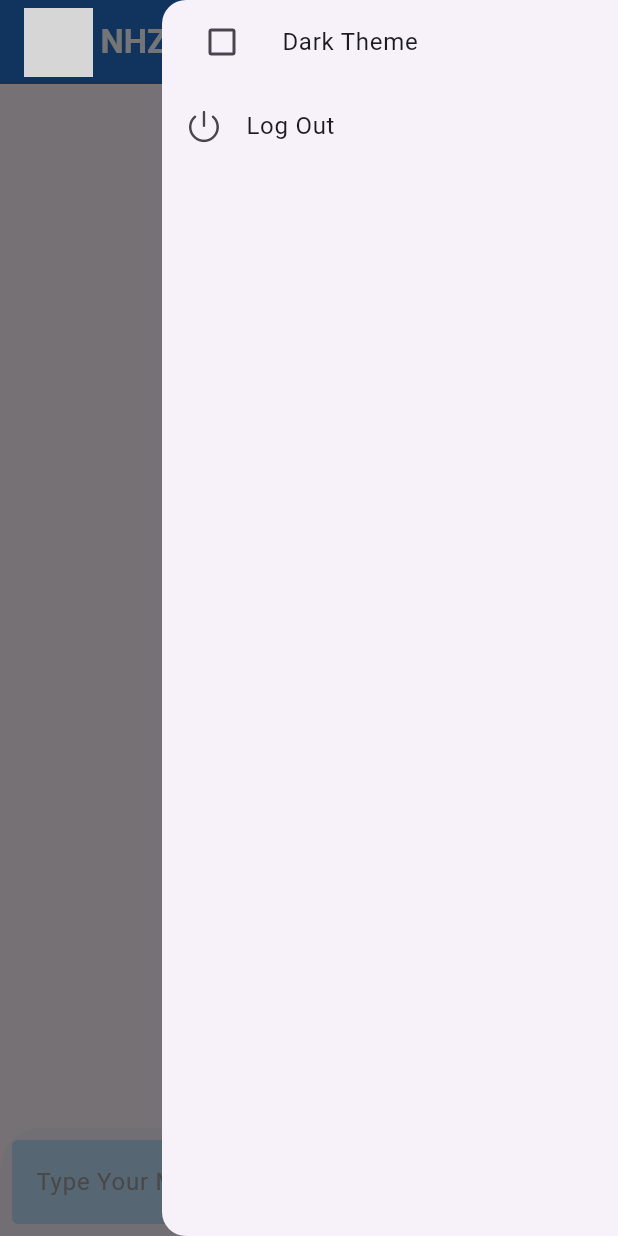
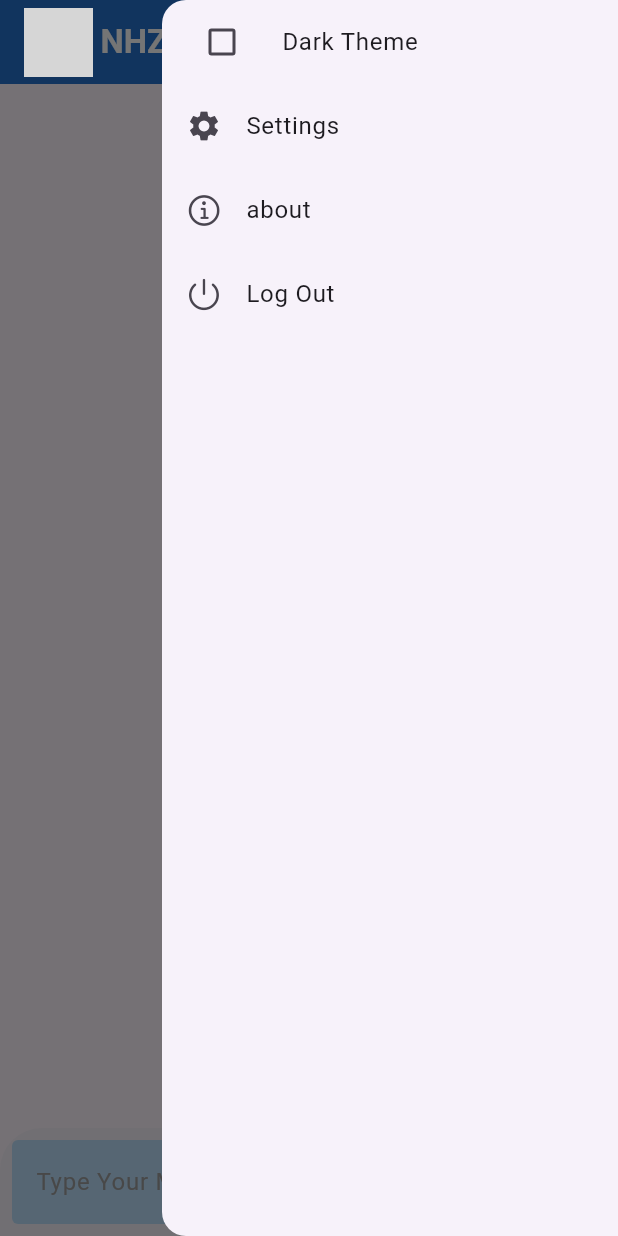
Before and after one commit to saefoclash1997/nhz, a Flutter app: the screen it shows once a user with an empty profile is signed in, with the side drawer open, on a phone screen of 412 x 824 dp. Run offline on Flutter 3.47's test engine with Material 3 defaults, Android fonts, the phone set to English and light mode, and no system bars; our stand-ins replace animated_text_kit, awesome_dialog, cloud_firestore, firebase_auth, firebase_core, flutter_spinkit; missing offline and left inert: neon_widgets; accounts and stored records are empty; grey boxes are pictures that could not be loaded.

Commit message:
massive edits

```diff
--- /dev/null
+++ b/lib/components/custom_theme_data.dart
@@ -0,0 +1,38 @@
+import 'package:flutter/material.dart';
+
+ThemeData kLightTheme = ThemeData.light().
+copyWith(
+    appBarTheme:AppBarTheme(
+      iconTheme: ThemeData().iconTheme.copyWith(color: Colors.white),
+      backgroundColor: Colors.blue.shade700,
+      elevation: 12.0,
+    ),
+    inputDecorationTheme: InputDecorationTheme(
+      errorBorder: OutlineInputBorder(
+        borderSide: BorderSide(
+          color: Colors.red,
+        ),
+        borderRadius: BorderRadius.circular(9.0),
+      ),
+      focusedErrorBorder: OutlineInputBorder(
+        borderSide: BorderSide(
+          color: Colors.red,
+        ),
+        borderRadius: BorderRadius.circular(18.0),
+      ),
+      enabledBorder: OutlineInputBorder(
+        borderSide: BorderSide(
+          color: Colors.blue.shade400,
+          width: 3,
+        ),
+        borderRadius: BorderRadius.circular(9.0),
+      ),
+      focusedBorder: OutlineInputBorder(
+        borderRadius: BorderRadius.circular(18.0),
+        borderSide: BorderSide(
+          color: Colors.blue.shade700,
+          width: 3,
+        ),
+      ),
+    )
+);
--- /dev/null
+++ b/lib/components/my_drawer.dart
@@ -0,0 +1,52 @@
+import 'package:firebase_auth/firebase_auth.dart';
+import 'package:flutter/cupertino.dart';
+import 'package:flutter/material.dart';
+import 'package:provider/provider.dart';
+import '../control/provider_services.dart';
+import '../screens/welcome_screen.dart';
+
+class CustomDrawer extends StatelessWidget {
+  CustomDrawer({super.key});
+
+  List<Widget> icons = [
+    Icon(Icons.settings),
+    Icon(CupertinoIcons.info),
+    Icon(CupertinoIcons.power)
+  ];
+
+  @override
+  Widget build(BuildContext context) {
+    return Drawer(
+      child: ListView(
+        children: [
+          ListTile(
+            leading: Consumer<ToggleTheme>(
+              builder: (context,toggleTheme,child) {
+                return Checkbox(
+                  value: toggleTheme.isChecked,
+                  onChanged: toggleTheme.toggleCheckBox,
+                );
+              },
+            ),
+            title: const Text("Dark Theme"),
+          ),
+          ListTile(
+            leading: icons[0] ,
+            title: const Text("Settings"),
+          ),          ListTile(
+            leading:  icons[1],
+            title: const Text("about"),
+          ),
+          ListTile(
+            leading: icons[2],
+            title: const Text("Log Out"),
+            onTap: () {
+              FirebaseAuth.instance.signOut();
+              Navigator.pushReplacementNamed(context, WelcomeScreen.id);
+            },
+          ),
+        ],
+      ),
+    );
+  }
+}
--- a/lib/main.dart
+++ b/lib/main.dart
@@ -1,58 +1,42 @@
 import 'package:firebase_auth/firebase_auth.dart';
 import 'package:firebase_core/firebase_core.dart';
 import 'package:flutter/material.dart';
+import 'package:provider/provider.dart';
 import '../screens/log_in_page.dart';
 import '../screens/main_chat_Screen.dart';
 import '../screens/reset_password.dart';
 import '../screens/sign_up_page.dart';
 import '../screens/welcome_screen.dart';
+import 'components/custom_theme_data.dart';
+import 'control/provider_services.dart';
 
 Future<void> main() async {
   WidgetsFlutterBinding.ensureInitialized();
   await Firebase.initializeApp();
-  runApp(MyApp());
+  runApp(MultiProvider(
+      providers: [
+        ChangeNotifierProvider(create: (_) => ToggleTheme()),
+      ],
+      child: MyApp(
+
+      )));
 }
 
 class MyApp extends StatelessWidget {
   MyApp({super.key});
   @override
   Widget build(BuildContext context) {
+    return Consumer<ToggleTheme>(
+
+      builder: (context, toggleTheme,child) {
         return MaterialApp(
-      theme:ThemeData.light().copyWith(
+          theme: toggleTheme.isChecked ? ThemeData.dark().copyWith(
             appBarTheme:AppBarTheme(
               iconTheme: ThemeData().iconTheme.copyWith(color: Colors.white),
               backgroundColor: Colors.blue.shade700,
               elevation: 12.0,
             ),
-        inputDecorationTheme: InputDecorationTheme(
-          errorBorder: OutlineInputBorder(
-            borderSide: BorderSide(
-              color: Colors.red,
-            ),
-            borderRadius: BorderRadius.circular(9.0),
-          ),
-          focusedErrorBorder: OutlineInputBorder(
-            borderSide: BorderSide(
-              color: Colors.red,
-            ),
-            borderRadius: BorderRadius.circular(18.0),
-          ),
-          enabledBorder: OutlineInputBorder(
-            borderSide: BorderSide(
-              color: Colors.blue.shade400,
-              width: 3,
-            ),
-            borderRadius: BorderRadius.circular(9.0),
-          ),
-          focusedBorder: OutlineInputBorder(
-            borderRadius: BorderRadius.circular(18.0),
-            borderSide: BorderSide(
-              color: Colors.blue.shade700,
-              width: 3,
-            ),
-          ),
-        )
-      ),
+          ) : kLightTheme,
           routes: {
             LogInPage.id: (context) => LogInPage(),
             SignUpPage.id: (context) => SignUpPage(),
@@ -72,5 +56,7 @@ class MyApp extends StatelessWidget {
           },
           ),
         );
+      },
+    );
   }
 }
--- a/lib/screens/main_chat_Screen.dart
+++ b/lib/screens/main_chat_Screen.dart
@@ -5,6 +5,10 @@ import 'package:flutter/material.dart';
 import 'package:nhzchatapp/components/spinner.dart';
 import 'package:nhzchatapp/constant.dart';
 import 'package:nhzchatapp/screens/welcome_screen.dart';
+import 'package:provider/provider.dart';
+
+import '../components/my_drawer.dart';
+import '../control/provider_services.dart';
 
 class MainChatScreen extends StatefulWidget {
   static const String id = 'mainChatScreen';
@@ -21,6 +25,7 @@ class _MainChatScreenState extends State<MainChatScreen> {
     currentUser = await FirebaseAuth.instance.currentUser!.email;
     print(currentUser);
   }
+
   @override
   void initState() {
     getUserEmail();
@@ -41,7 +46,6 @@ class _MainChatScreenState extends State<MainChatScreen> {
       // ),
       child: Scaffold(
         appBar: AppBar(
-
           title: SizedBox(
             width: MediaQuery.of(context).size.width,
             child: Row(
@@ -62,34 +66,11 @@ class _MainChatScreenState extends State<MainChatScreen> {
             ),
           ),
         ),
-        endDrawer: Drawer(
-          child: ListView(
-            children: [
-              ListTile(
-                leading: Checkbox(value: isChecked, onChanged: (val){
-                  setState(() {
-                    isChecked = !isChecked;
-                  });
-                }),
-                title: const Text("Dark Theme"),
-              ),
-              ListTile(
-                leading: const Icon(CupertinoIcons.power),
-                title: const Text("Log Out"),
-                onTap: () {
-                  FirebaseAuth.instance.signOut();
-
-                  Navigator.pushReplacementNamed(context, WelcomeScreen.id);
-                },
-              ),
-
-            ],
-          ),
-        ),
+        endDrawer: CustomDrawer(),
         body: StreamBuilder<QuerySnapshot>(
           stream: FirebaseFirestore.instance
               .collection('messages')
-              .orderBy('time',descending: true)
+              .orderBy('time', descending: true)
               .snapshots(),
           builder: (context, snapshot) {
             if (!snapshot.hasData &&
@@ -105,42 +86,43 @@ class _MainChatScreenState extends State<MainChatScreen> {
               itemCount: data.length,
               itemBuilder: (context, index) {
                 return Container(
-
-                  alignment: currentUser == data[index]['sender'] ?
-                  Alignment.centerRight :  Alignment.centerLeft ,
+                  alignment: currentUser == data[index]['sender']
+                      ? Alignment.centerRight
+                      : Alignment.centerLeft,
                   child: Container(
-                    constraints: BoxConstraints(
-                        maxWidth: phoneScreenWidth *4/5
-                    ),
+                    constraints:
+                        BoxConstraints(maxWidth: phoneScreenWidth * 4 / 5),
                     padding: const EdgeInsets.all(8),
                     margin: const EdgeInsets.all(8),
                     decoration: BoxDecoration(
-                      color: currentUser == data[index]['sender'] ?  kBlueFour : Colors.blue.shade100,
-                      borderRadius: currentUser == data[index]['sender'] ? const BorderRadius.only(
+                        color: currentUser == data[index]['sender']
+                            ? kBlueFour
+                            : Colors.blue.shade100,
+                        borderRadius: currentUser == data[index]['sender']
+                            ? const BorderRadius.only(
                                 topRight: Radius.circular(18.0),
                                 bottomLeft: Radius.circular(18.0),
                                 topLeft: Radius.circular(18.0),
-
-                      ):const BorderRadius.only(
+                              )
+                            : const BorderRadius.only(
                                 bottomRight: Radius.circular(18.0),
                                 topRight: Radius.circular(18.0),
                                 topLeft: Radius.circular(18.0),
-
                               ),
                         boxShadow: [
                           const BoxShadow(
                             color: Colors.black,
-                          offset: Offset(2,2),
+                            offset: Offset(2, 2),
                             blurRadius: 10,
                           ),
-                      ]
-                    ),
+                        ]),
                     child: Text(
                       data[index]['message'],
                       style: TextStyle(
-                        color:  currentUser == data[index]['sender'] ? Colors.white : kBlueFour,
-                        fontSize: 18.0
-                      ),
+                          color: currentUser == data[index]['sender']
+                              ? Colors.white
+                              : kBlueFour,
+                          fontSize: 18.0),
                     ),
                   ),
                 );
@@ -156,12 +138,10 @@ class _MainChatScreenState extends State<MainChatScreen> {
                   child: TextField(
                 controller: messageController,
                 decoration: InputDecoration(
-                  focusedErrorBorder: OutlineInputBorder(
-                    borderSide: BorderSide.none
-                  ),
-                  enabledBorder: OutlineInputBorder(
-                      borderSide: BorderSide.none
-                  ),
+                  focusedErrorBorder:
+                      OutlineInputBorder(borderSide: BorderSide.none),
+                  enabledBorder:
+                      OutlineInputBorder(borderSide: BorderSide.none),
                   hintText: "Type Your Message",
                   hintStyle: const TextStyle(color: Colors.grey),
                   fillColor: Colors.blue.shade100,
@@ -169,7 +149,8 @@ class _MainChatScreenState extends State<MainChatScreen> {
                   border: OutlineInputBorder(
                     borderRadius: BorderRadius.circular(20),
                     borderSide: BorderSide.none,
-                    ),),
+                  ),
+                ),
               )),
               const SizedBox(
                 width: 8.0,
--- a/pubspec.yaml
+++ b/pubspec.yaml
@@ -20,6 +20,7 @@ dependencies:
   awesome_dialog: ^3.2.1
   flutter_spinkit: ^5.2.1
   cloud_firestore: ^5.5.0
+  provider: ^6.1.2
 
 dev_dependencies:
   flutter_test:
```
Also changed, not shown: lib/control/authentication.dart (added, +23 -0 lines), lib/control/provider_services.dart (added, +47 -0 lines), lib/provider_services.dart (added), pubspec.lock, 1 other file. Lines whose indentation alone changed are shown as unchanged.
